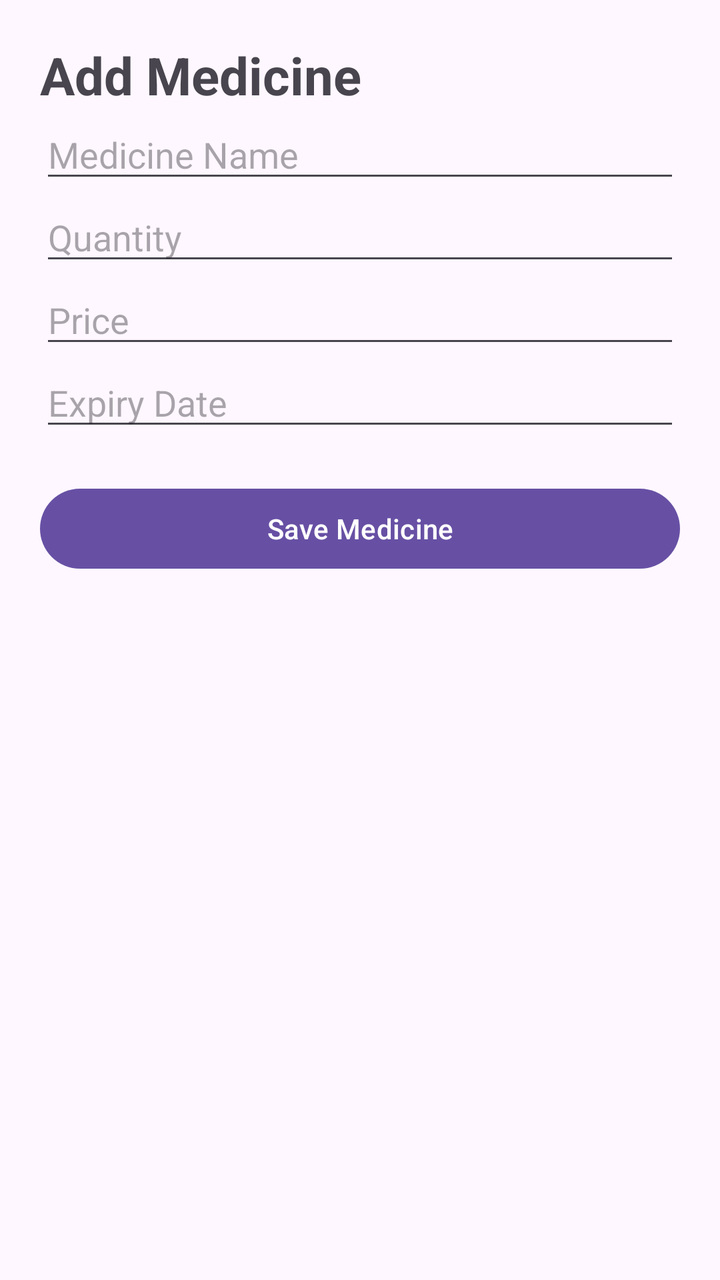
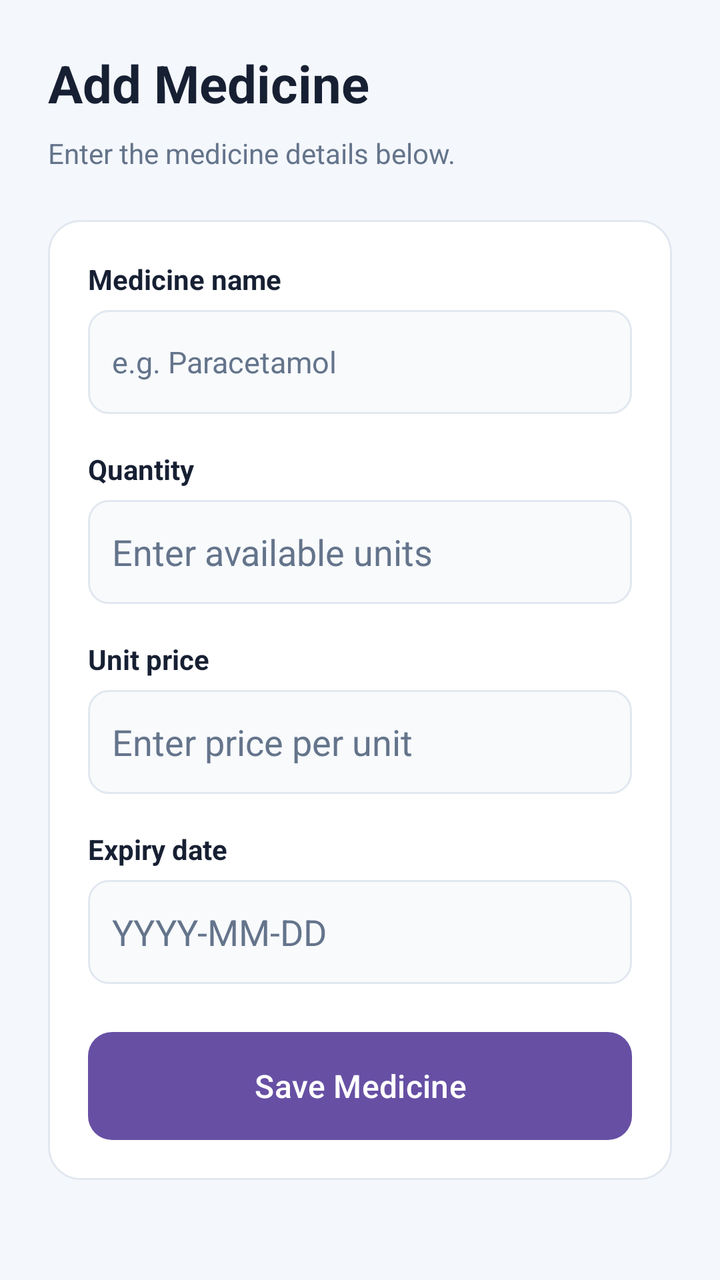

Two renders of the same Android screen: before a commit and after it. Below are the layout's source before the change and the commit's diff.
<!-- AndroidManifest.xml: application theme Theme.MediRemind -->
<!-- res/layout/activity_add_medicine.xml -->
<?xml version="1.0" encoding="utf-8"?>
<ScrollView
    xmlns:android="http://schemas.android.com/apk/res/android"
    android:layout_width="match_parent"
    android:layout_height="match_parent">

    <LinearLayout
        android:layout_width="match_parent"
        android:layout_height="wrap_content"
        android:orientation="vertical"
        android:padding="20dp">

        <TextView
            android:layout_width="wrap_content"
            android:layout_height="wrap_content"
            android:text="Add Medicine"
            android:textSize="26sp"
            android:textStyle="bold"/>

        <EditText
            android:id="@+id/etName"
            android:layout_width="match_parent"
            android:layout_height="wrap_content"
            android:hint="Medicine Name"/>

        <EditText
            android:id="@+id/etQuantity"
            android:layout_width="match_parent"
            android:layout_height="wrap_content"
            android:hint="Quantity"
            android:inputType="number"/>

        <EditText
            android:id="@+id/etPrice"
            android:layout_width="match_parent"
            android:layout_height="wrap_content"
            android:hint="Price"
            android:inputType="numberDecimal"/>

        <EditText
            android:id="@+id/etExpiry"
            android:layout_width="match_parent"
            android:layout_height="wrap_content"
            android:hint="Expiry Date"/>

        <Button
            android:id="@+id/btnSave"
            android:layout_width="match_parent"
            android:layout_height="wrap_content"
            android:text="Save Medicine"
            android:layout_marginTop="20dp"/>

    </LinearLayout>

</ScrollView>
<!-- resources referenced by this layout -->
<resources>
  <style name="Theme.MediRemind" parent="Base.Theme.MediRemind" />
  <style name="Base.Theme.MediRemind" parent="Theme.Material3.DayNight.NoActionBar">
          
          
      </style>
</resources>

<!-- the commit's change to res/layout/activity_add_medicine.xml (unified diff, before → after) -->
@@ -2,54 +2,131 @@
 <ScrollView
     xmlns:android="http://schemas.android.com/apk/res/android"
     android:layout_width="match_parent"
-    android:layout_height="match_parent">
+    android:layout_height="match_parent"
+    android:background="@drawable/bg_screen"
+    android:fillViewport="true">
 
     <LinearLayout
         android:layout_width="match_parent"
         android:layout_height="wrap_content"
         android:orientation="vertical"
-        android:padding="20dp">
+        android:padding="24dp">
 
         <TextView
             android:layout_width="wrap_content"
             android:layout_height="wrap_content"
             android:text="Add Medicine"
+            android:textColor="@color/text_primary"
             android:textSize="26sp"
             android:textStyle="bold"/>
 
-        <EditText
-            android:id="@+id/etName"
+        <TextView
             android:layout_width="match_parent"
             android:layout_height="wrap_content"
-            android:hint="Medicine Name"/>
+            android:layout_marginTop="8dp"
+            android:text="Enter the medicine details below."
+            android:textColor="@color/text_secondary"
+            android:textSize="14sp"/>
 
-        <EditText
-            android:id="@+id/etQuantity"
+        <LinearLayout
             android:layout_width="match_parent"
             android:layout_height="wrap_content"
-            android:hint="Quantity"
-            android:inputType="number"/>
+            android:layout_marginTop="24dp"
+            android:background="@drawable/bg_card"
+            android:orientation="vertical"
+            android:padding="20dp">
 
-        <EditText
-            android:id="@+id/etPrice"
-            android:layout_width="match_parent"
-            android:layout_height="wrap_content"
-            android:hint="Price"
-            android:inputType="numberDecimal"/>
+            <TextView
+                android:layout_width="wrap_content"
+                android:layout_height="wrap_content"
+                android:text="Medicine name"
+                android:textColor="@color/text_primary"
+                android:textStyle="bold"/>
 
-        <EditText
-            android:id="@+id/etExpiry"
-            android:layout_width="match_parent"
-            android:layout_height="wrap_content"
-            android:hint="Expiry Date"/>
+            <EditText
+                android:id="@+id/etName"
+                android:layout_width="match_parent"
+                android:layout_height="52dp"
+                android:layout_marginTop="6dp"
+                android:background="@drawable/bg_input"
+                android:hint="e.g. Paracetamol"
+                android:inputType="textCapSentences"
+                android:paddingHorizontal="12dp"
+                android:textColor="@color/text_primary"
+                android:textColorHint="@color/text_secondary"
+                android:textSize="15sp"/>
 
-        <Button
-            android:id="@+id/btnSave"
-            android:layout_width="match_parent"
-            android:layout_height="wrap_content"
-            android:text="Save Medicine"
-            android:layout_marginTop="20dp"/>
+            <TextView
+                android:layout_width="wrap_content"
+                android:layout_height="wrap_content"
+                android:layout_marginTop="18dp"
+                android:text="Quantity"
+                android:textColor="@color/text_primary"
+                android:textStyle="bold"/>
 
+            <EditText
+                android:id="@+id/etQuantity"
+                android:layout_width="match_parent"
+                android:layout_height="52dp"
+                android:layout_marginTop="6dp"
+                android:background="@drawable/bg_input"
+                android:hint="Enter available units"
+                android:inputType="number"
+                android:paddingHorizontal="12dp"
+                android:textColor="@color/text_primary"
+                android:textColorHint="@color/text_secondary"/>
+
+            <TextView
+                android:layout_width="wrap_content"
+                android:layout_height="wrap_content"
+                android:layout_marginTop="18dp"
+                android:text="Unit price"
+                android:textColor="@color/text_primary"
+                android:textStyle="bold"/>
+
+            <EditText
+                android:id="@+id/etPrice"
+                android:layout_width="match_parent"
+                android:layout_height="52dp"
+                android:layout_marginTop="6dp"
+                android:background="@drawable/bg_input"
+                android:hint="Enter price per unit"
+                android:inputType="numberDecimal"
+                android:paddingHorizontal="12dp"
+                android:textColor="@color/text_primary"
+                android:textColorHint="@color/text_secondary"/>
+
+            <TextView
+                android:layout_width="wrap_content"
+                android:layout_height="wrap_content"
+                android:layout_marginTop="18dp"
+                android:text="Expiry date"
+                android:textColor="@color/text_primary"
+                android:textStyle="bold"/>
+
+            <EditText
+                android:id="@+id/etExpiry"
+                android:layout_width="match_parent"
+                android:layout_height="52dp"
+                android:layout_marginTop="6dp"
+                android:background="@drawable/bg_input"
+                android:hint="YYYY-MM-DD"
+                android:inputType="date"
+                android:paddingHorizontal="12dp"
+                android:textColor="@color/text_primary"
+                android:textColorHint="@color/text_secondary"/>
+
+            <Button
+                android:id="@+id/btnSave"
+                android:layout_width="match_parent"
+                android:layout_height="54dp"
+                android:layout_marginTop="24dp"
+                android:background="@drawable/bg_button"
+                android:text="Save Medicine"
+                android:textAllCaps="false"
+                android:textColor="#FFFFFF"
+                android:textSize="16sp"/>
+
+        </LinearLayout>
     </LinearLayout>
-
 </ScrollView>
<!-- resource entries referenced after the edit -->
@@ -1,6 +1,42 @@
 <!-- resources referenced by this layout -->
 <resources>
+  <color name="text_primary">#172033</color>
+  <color name="text_secondary">#64748B</color>
+  <!-- drawable bg_button (drawable) -->
+  <?xml version="1.0" encoding="utf-8"?>
+  <shape xmlns:android="http://schemas.android.com/apk/res/android">
+      <solid android:color="@color/primary"/>
+      <corners android:radius="12dp"/>
+  </shape>
+  <!-- drawable bg_card (drawable) -->
+  <?xml version="1.0" encoding="utf-8"?>
+  <shape xmlns:android="http://schemas.android.com/apk/res/android">
+      <solid android:color="@color/card_background"/>
+      <corners android:radius="16dp"/>
+      <stroke
+          android:width="1dp"
+          android:color="@color/border_color"/>
+  </shape>
+  <!-- drawable bg_input (drawable) -->
+  <?xml version="1.0" encoding="utf-8"?>
+  <shape xmlns:android="http://schemas.android.com/apk/res/android">
+      <solid android:color="@color/input_background"/>
+      <corners android:radius="10dp"/>
+      <stroke
+          android:width="1dp"
+          android:color="@color/border_color"/>
+  </shape>
+  <!-- drawable bg_screen (drawable) -->
+  <?xml version="1.0" encoding="utf-8"?>
+  <shape xmlns:android="http://schemas.android.com/apk/res/android">
+      <solid android:color="@color/screen_background"/>
+  </shape>
   <style name="Theme.MediRemind" parent="Base.Theme.MediRemind" />
+  <color name="primary">#2563EB</color>
+  <color name="card_background">#FFFFFF</color>
+  <color name="border_color">#E2E8F0</color>
+  <color name="input_background">#F8FAFC</color>
+  <color name="screen_background">#F4F7FB</color>
   <style name="Base.Theme.MediRemind" parent="Theme.Material3.DayNight.NoActionBar">
           
           
